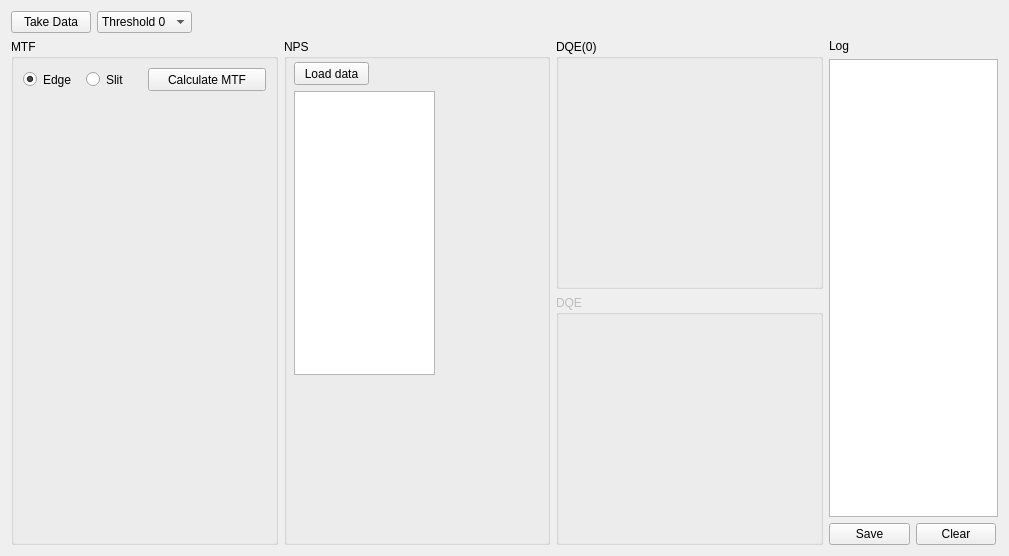
Qt form SpidrMpx3Eq/qcstmdqe.ui (navrit/dexter) before a commit.
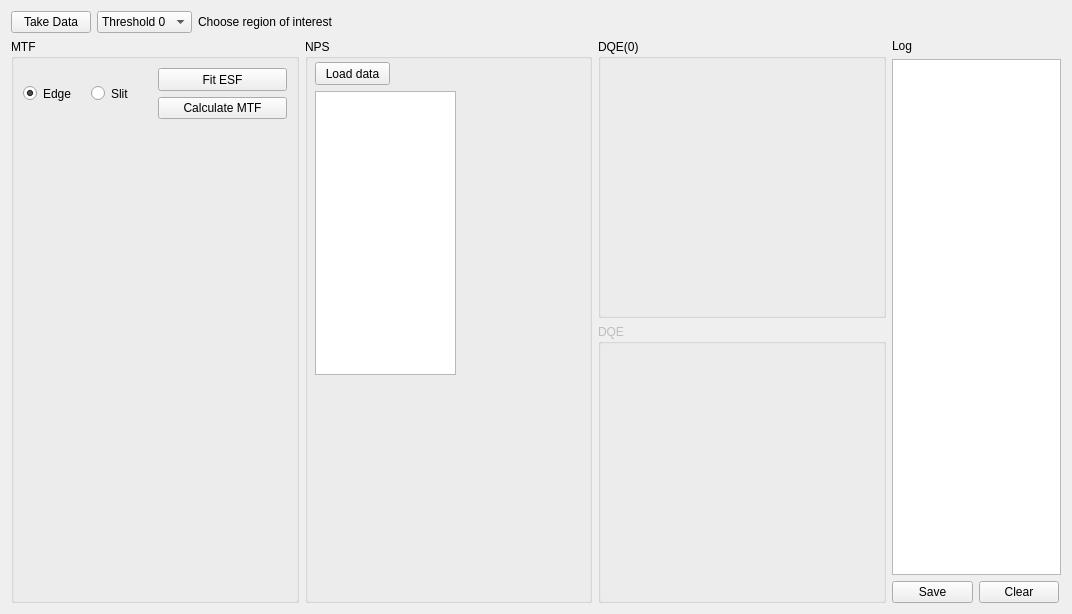
The same form after that commit. Custom widgets are drawn as their Qt base class.

Patch:
```diff
--- a/SpidrMpx3Eq/qcstmdqe.ui
+++ b/SpidrMpx3Eq/qcstmdqe.ui
@@ -6,16 +6,14 @@
    <rect>
     <x>0</x>
     <y>0</y>
-    <width>1009</width>
-    <height>556</height>
+    <width>1072</width>
+    <height>614</height>
    </rect>
   </property>
   <property name="windowTitle">
    <string>Form</string>
   </property>
-  <layout class="QVBoxLayout" name="verticalLayout_8">
-   <item>
-    <layout class="QVBoxLayout" name="verticalLayout_7">
+  <layout class="QVBoxLayout" name="verticalLayout_6">
      <item>
       <layout class="QHBoxLayout" name="horizontalLayout_4">
        <item>
@@ -55,6 +53,18 @@
          </item>
         </widget>
        </item>
+     <item>
+      <widget class="QLabel" name="regionLabel">
+       <property name="font">
+        <font>
+         <pointsize>9</pointsize>
+        </font>
+       </property>
+       <property name="text">
+        <string>Choose region of interest</string>
+       </property>
+      </widget>
+     </item>
        <item>
         <spacer name="horizontalSpacer">
          <property name="orientation">
@@ -71,7 +81,7 @@
       </layout>
      </item>
      <item>
-      <layout class="QHBoxLayout" name="horizontalLayout_3">
+    <layout class="QHBoxLayout" name="horizontalLayout_5">
        <item>
         <widget class="QGroupBox" name="groupBox">
          <property name="title">
@@ -79,9 +89,7 @@
          </property>
          <layout class="QVBoxLayout" name="verticalLayout_2">
           <item>
-           <layout class="QVBoxLayout" name="verticalLayout">
-            <item>
-             <layout class="QHBoxLayout" name="horizontalLayout_5">
+         <layout class="QHBoxLayout" name="horizontalLayout_3">
               <item>
                <layout class="QHBoxLayout" name="horizontalLayout">
                 <item>
@@ -116,13 +124,22 @@
                </layout>
               </item>
               <item>
-               <widget class="QPushButton" name="pushButton">
+           <layout class="QVBoxLayout" name="verticalLayout">
+            <item>
+             <widget class="QPushButton" name="fitPushButton">
                 <property name="maximumSize">
                  <size>
                   <width>16777215</width>
                   <height>23</height>
                  </size>
                 </property>
+              <property name="text">
+               <string>Fit ESF</string>
+              </property>
+             </widget>
+            </item>
+            <item>
+             <widget class="QPushButton" name="mtfPushButton">
                 <property name="text">
                  <string>Calculate MTF</string>
                 </property>
@@ -130,6 +147,8 @@
               </item>
              </layout>
             </item>
+         </layout>
+        </item>
             <item>
              <widget class="QCustomPlot" name="ESFplot" native="true"/>
             </item>
@@ -140,8 +159,6 @@
              <widget class="QCustomPlot" name="PSFplot" native="true"/>
             </item>
            </layout>
-          </item>
-         </layout>
         </widget>
        </item>
        <item>
@@ -155,7 +172,7 @@
          <property name="title">
           <string>NPS</string>
          </property>
-         <widget class="QPushButton" name="pushButton_2">
+       <widget class="QPushButton" name="loadDataPushButton">
           <property name="geometry">
            <rect>
             <x>10</x>
@@ -287,8 +304,6 @@
               <string>Clear</string>
              </property>
             </widget>
-           </item>
-          </layout>
          </item>
         </layout>
        </item>
```
Lines whose indentation alone changed are shown as unchanged.
